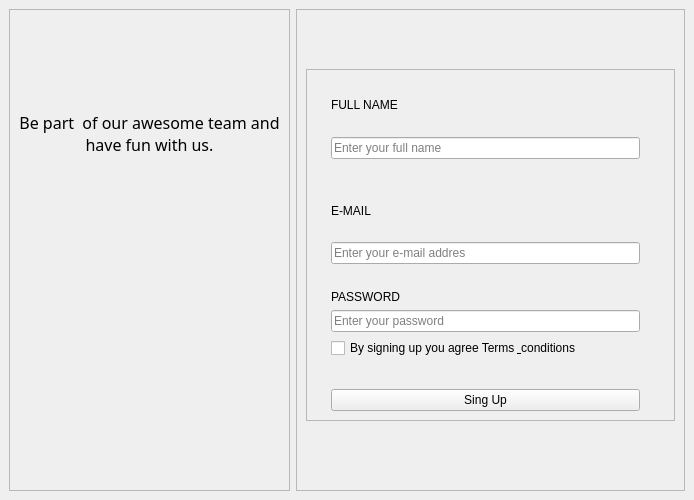
Above: view/login.ui from JoseVale99/loginPyQt5 before the change. Below: the same form after it.
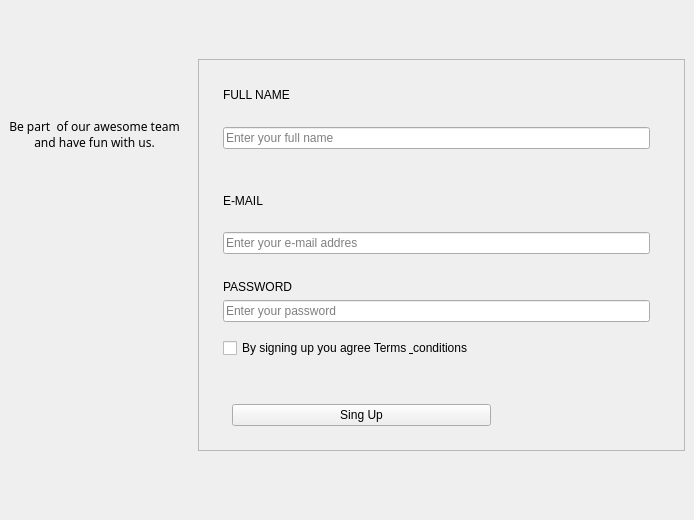
That is the form after the change. Icons and pictures are not drawn.

```diff
--- a/view/login.ui
+++ b/view/login.ui
@@ -13,11 +13,11 @@
     <x>0</x>
     <y>0</y>
     <width>694</width>
-    <height>500</height>
+    <height>520</height>
    </rect>
   </property>
   <property name="sizePolicy">
-   <sizepolicy hsizetype="Minimum" vsizetype="Minimum">
+   <sizepolicy hsizetype="Minimum" vsizetype="Maximum">
     <horstretch>0</horstretch>
     <verstretch>0</verstretch>
    </sizepolicy>
@@ -30,8 +30,8 @@
   </property>
   <property name="maximumSize">
    <size>
-    <width>694</width>
-    <height>500</height>
+    <width>787</width>
+    <height>540</height>
    </size>
   </property>
   <property name="baseSize">
@@ -49,6 +49,9 @@
   <property name="windowTitle">
    <string>Login</string>
   </property>
+  <property name="styleSheet">
+   <string notr="true"/>
+  </property>
   <property name="animated">
    <bool>true</bool>
   </property>
@@ -63,6 +66,21 @@
   </property>
   <widget class="QWidget" name="centralwidget">
    <layout class="QHBoxLayout" name="horizontalLayout">
+    <property name="spacing">
+     <number>0</number>
+    </property>
+    <property name="leftMargin">
+     <number>0</number>
+    </property>
+    <property name="topMargin">
+     <number>0</number>
+    </property>
+    <property name="rightMargin">
+     <number>0</number>
+    </property>
+    <property name="bottomMargin">
+     <number>0</number>
+    </property>
     <item>
      <widget class="QFrame" name="frame1">
       <property name="sizePolicy">
@@ -87,23 +105,34 @@
        <string/>
       </property>
       <property name="frameShape">
-       <enum>QFrame::StyledPanel</enum>
+       <enum>QFrame::NoFrame</enum>
       </property>
       <property name="frameShadow">
-       <enum>QFrame::Raised</enum>
+       <enum>QFrame::Plain</enum>
       </property>
-      <layout class="QVBoxLayout" name="verticalLayout">
+      <property name="lineWidth">
+       <number>0</number>
+      </property>
+      <layout class="QVBoxLayout" name="verticalLayout" stretch="0,0">
+       <property name="spacing">
+        <number>0</number>
+       </property>
+       <property name="sizeConstraint">
+        <enum>QLayout::SetNoConstraint</enum>
+       </property>
        <item>
         <widget class="QLabel" name="label">
          <property name="font">
           <font>
-           <family>Noto Sans Brahmi</family>
-           <pointsize>12</pointsize>
+           <family>Dyuthi</family>
           </font>
          </property>
+         <property name="frameShadow">
+          <enum>QFrame::Raised</enum>
+         </property>
          <property name="text">
-          <string>Be part  of our awesome team and
-have fun with us.</string>
+          <string>Be part  of our awesome team
+and have fun with us.</string>
          </property>
          <property name="textFormat">
           <enum>Qt::PlainText</enum>
@@ -141,12 +170,18 @@
        </size>
       </property>
       <property name="frameShape">
-       <enum>QFrame::StyledPanel</enum>
+       <enum>QFrame::NoFrame</enum>
       </property>
       <property name="frameShadow">
-       <enum>QFrame::Raised</enum>
+       <enum>QFrame::Plain</enum>
+      </property>
+      <property name="lineWidth">
+       <number>0</number>
       </property>
       <layout class="QVBoxLayout" name="verticalLayout_2">
+       <property name="spacing">
+        <number>0</number>
+       </property>
        <item>
         <spacer name="verticalSpacer_2">
          <property name="orientation">
@@ -175,56 +210,10 @@
           <enum>QFrame::Plain</enum>
          </property>
          <layout class="QGridLayout" name="gridLayout">
-          <item row="10" column="2">
-           <spacer name="horizontalSpacer_2">
-            <property name="orientation">
-             <enum>Qt::Horizontal</enum>
-            </property>
-            <property name="sizeType">
-             <enum>QSizePolicy::Fixed</enum>
-            </property>
-            <property name="sizeHint" stdset="0">
-             <size>
-              <width>25</width>
-              <height>10</height>
-             </size>
-            </property>
-           </spacer>
-          </item>
-          <item row="3" column="0">
-           <spacer name="horizontalSpacer">
-            <property name="orientation">
-             <enum>Qt::Horizontal</enum>
-            </property>
-            <property name="sizeType">
-             <enum>QSizePolicy::Minimum</enum>
-            </property>
-            <property name="sizeHint" stdset="0">
-             <size>
-              <width>15</width>
-              <height>20</height>
-             </size>
-            </property>
-           </spacer>
-          </item>
-          <item row="8" column="1">
-           <widget class="QCheckBox" name="checkBox">
-            <property name="text">
-             <string>By signing up you agree Terms &amp; conditions</string>
-            </property>
-           </widget>
-          </item>
-          <item row="0" column="1">
-           <widget class="QLabel" name="lbl_name">
-            <property name="text">
-             <string>FULL NAME</string>
-            </property>
-           </widget>
-          </item>
-          <item row="3" column="1">
-           <widget class="QLabel" name="label_2">
-            <property name="text">
-             <string>E-MAIL</string>
+          <item row="1" column="1">
+           <widget class="QLineEdit" name="line_name">
+            <property name="placeholderText">
+             <string>Enter your full name</string>
             </property>
            </widget>
           </item>
@@ -241,26 +230,17 @@
             </property>
            </widget>
           </item>
-          <item row="9" column="1">
-           <spacer name="verticalSpacer_3">
-            <property name="orientation">
-             <enum>Qt::Vertical</enum>
+          <item row="0" column="1">
+           <widget class="QLabel" name="lbl_name">
+            <property name="text">
+             <string>FULL NAME</string>
             </property>
-            <property name="sizeType">
-             <enum>QSizePolicy::Fixed</enum>
-            </property>
-            <property name="sizeHint" stdset="0">
-             <size>
-              <width>20</width>
-              <height>25</height>
-             </size>
-            </property>
-           </spacer>
+           </widget>
           </item>
-          <item row="4" column="1">
-           <widget class="QLineEdit" name="line_email">
-            <property name="placeholderText">
-             <string>Enter your e-mail addres</string>
+          <item row="3" column="1">
+           <widget class="QLabel" name="lbl_email">
+            <property name="text">
+             <string>E-MAIL</string>
             </property>
            </widget>
           </item>
@@ -280,6 +260,29 @@
             </property>
            </spacer>
           </item>
+          <item row="9" column="1">
+           <widget class="QCheckBox" name="checkBox">
+            <property name="text">
+             <string>By signing up you agree Terms &amp; conditions</string>
+            </property>
+           </widget>
+          </item>
+          <item row="3" column="0">
+           <spacer name="horizontalSpacer">
+            <property name="orientation">
+             <enum>Qt::Horizontal</enum>
+            </property>
+            <property name="sizeType">
+             <enum>QSizePolicy::Minimum</enum>
+            </property>
+            <property name="sizeHint" stdset="0">
+             <size>
+              <width>15</width>
+              <height>20</height>
+             </size>
+            </property>
+           </spacer>
+          </item>
           <item row="7" column="1">
            <widget class="QLineEdit" name="lineEdit">
             <property name="echoMode">
@@ -290,19 +293,37 @@
             </property>
            </widget>
           </item>
+          <item row="11" column="2">
+           <spacer name="horizontalSpacer_2">
+            <property name="orientation">
+             <enum>Qt::Horizontal</enum>
+            </property>
+            <property name="sizeType">
+             <enum>QSizePolicy::Fixed</enum>
+            </property>
+            <property name="sizeHint" stdset="0">
+             <size>
+              <width>25</width>
+              <height>20</height>
+             </size>
+            </property>
+           </spacer>
+          </item>
           <item row="10" column="1">
-           <widget class="QPushButton" name="pushButton">
-            <property name="text">
-             <string>Sing Up</string>
+           <spacer name="verticalSpacer_3">
+            <property name="orientation">
+             <enum>Qt::Vertical</enum>
             </property>
-           </widget>
-          </item>
-          <item row="1" column="1">
-           <widget class="QLineEdit" name="line_name">
-            <property name="placeholderText">
-             <string>Enter your full name</string>
+            <property name="sizeType">
+             <enum>QSizePolicy::Fixed</enum>
             </property>
-           </widget>
+            <property name="sizeHint" stdset="0">
+             <size>
+              <width>20</width>
+              <height>25</height>
+             </size>
+            </property>
+           </spacer>
           </item>
           <item row="2" column="1">
            <spacer name="verticalSpacer_5">
@@ -320,6 +341,67 @@
             </property>
            </spacer>
           </item>
+          <item row="4" column="1">
+           <widget class="QLineEdit" name="line_email">
+            <property name="placeholderText">
+             <string>Enter your e-mail addres</string>
+            </property>
+           </widget>
+          </item>
+          <item row="11" column="1">
+           <widget class="QFrame" name="frame">
+            <property name="frameShape">
+             <enum>QFrame::NoFrame</enum>
+            </property>
+            <property name="frameShadow">
+             <enum>QFrame::Plain</enum>
+            </property>
+            <property name="lineWidth">
+             <number>0</number>
+            </property>
+            <layout class="QHBoxLayout" name="horizontalLayout_2">
+             <item>
+              <widget class="QPushButton" name="btn_singup">
+               <property name="text">
+                <string>Sing Up</string>
+               </property>
+              </widget>
+             </item>
+             <item>
+              <spacer name="horizontalSpacer_3">
+               <property name="orientation">
+                <enum>Qt::Horizontal</enum>
+               </property>
+               <property name="sizeType">
+                <enum>QSizePolicy::Fixed</enum>
+               </property>
+               <property name="sizeHint" stdset="0">
+                <size>
+                 <width>150</width>
+                 <height>20</height>
+                </size>
+               </property>
+              </spacer>
+             </item>
+            </layout>
+           </widget>
+          </item>
+          <item row="8" column="1">
+           <spacer name="verticalSpacer_6">
+            <property name="orientation">
+             <enum>Qt::Vertical</enum>
+            </property>
+            <property name="sizeType">
+             <enum>QSizePolicy::Fixed</enum>
+            </property>
+            <property name="sizeHint" stdset="0">
+             <size>
+              <width>20</width>
+              <height>10</height>
+             </size>
+            </property>
+           </spacer>
+          </item>
          </layout>
         </widget>
        </item>
```
Left out of the diff: 2 changed lines with no effect on the pictures.
